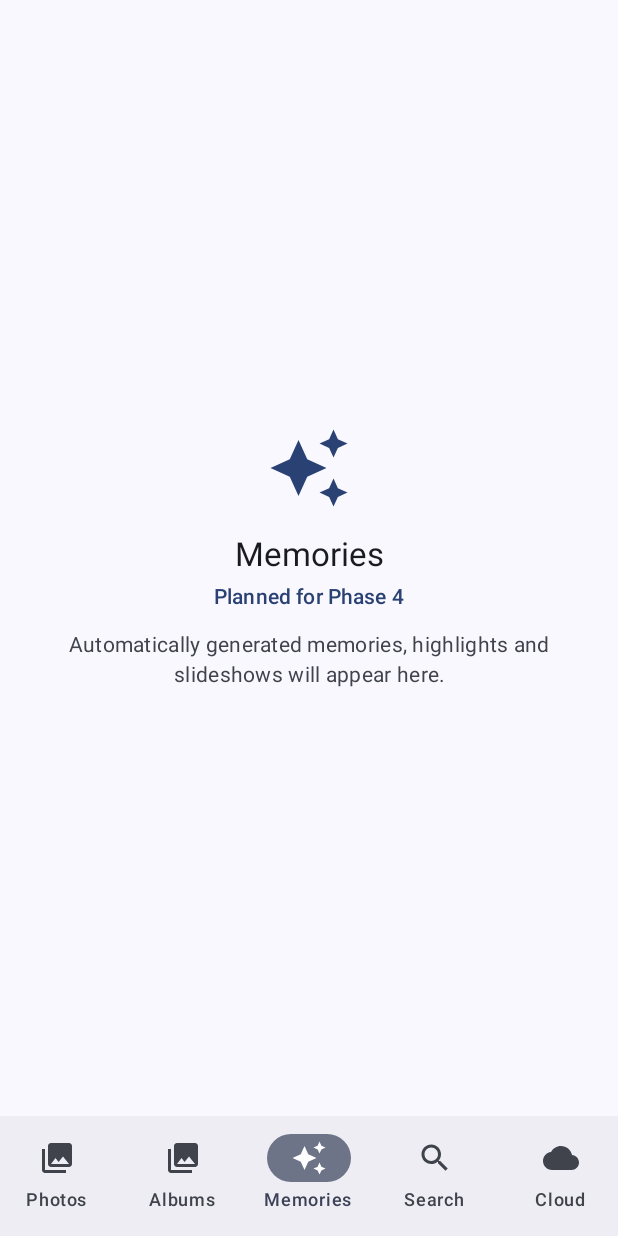
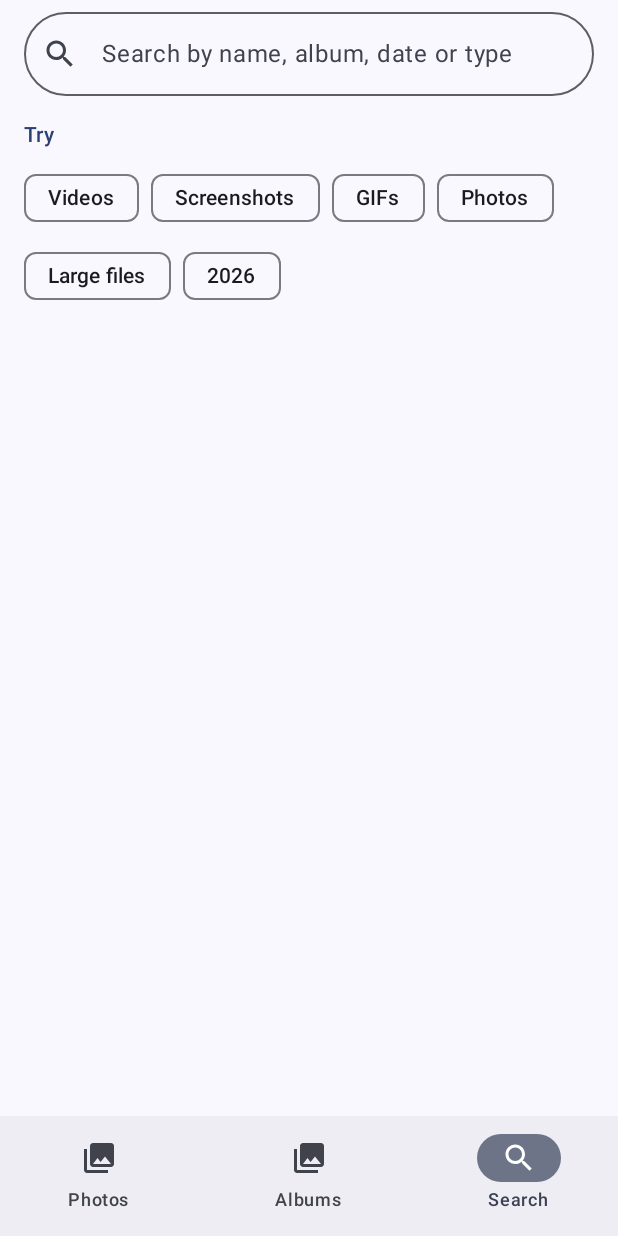
Before and after one commit to ahmedmunnamiu/Memories, an Android app built with Jetpack Compose: the screen it shows after launch (MainActivity), item 3 of the bottom bar chosen, on a phone screen of 412 x 824 dp. Run offline under Robolectric (Android 15) with nearby library versions, the phone set to English and light mode, and no system bars; our stand-ins replace Dagger/Hilt's generated code; libraries missing offline, so code that uses them is left out: coil.decode.

Commit message:
Add files via upload

```diff
--- a/app/src/main/java/com/ahmedmunna/memories/ui/MainScreen.kt
+++ b/app/src/main/java/com/ahmedmunna/memories/ui/MainScreen.kt
@@ -11,8 +11,6 @@ import androidx.compose.foundation.layout.WindowInsets
 import androidx.compose.foundation.layout.fillMaxSize
 import androidx.compose.foundation.layout.padding
 import androidx.compose.material.icons.Icons
-import androidx.compose.material.icons.filled.AutoAwesome
-import androidx.compose.material.icons.filled.Cloud
 import androidx.compose.material.icons.filled.Collections
 import androidx.compose.material.icons.filled.PhotoLibrary
 import androidx.compose.material.icons.filled.Search
@@ -32,7 +30,6 @@ import androidx.compose.ui.graphics.vector.ImageVector
 import androidx.lifecycle.compose.collectAsStateWithLifecycle
 import com.ahmedmunna.memories.ui.screens.AboutScreen
 import com.ahmedmunna.memories.ui.screens.AlbumsScreen
-import com.ahmedmunna.memories.ui.screens.ComingSoonScreen
 import com.ahmedmunna.memories.ui.screens.MediaBrowser
 import com.ahmedmunna.memories.ui.screens.PermissionScreen
 import com.ahmedmunna.memories.ui.screens.SettingsScreen
@@ -41,9 +38,7 @@ import com.ahmedmunna.memories.ui.screens.ViewerScreen
 private enum class Tab(val label: String, val icon: ImageVector) {
     PHOTOS("Photos", Icons.Filled.PhotoLibrary),
     ALBUMS("Albums", Icons.Filled.Collections),
-    MEMORIES("Memories", Icons.Filled.AutoAwesome),
     SEARCH("Search", Icons.Filled.Search),
-    CLOUD("Cloud", Icons.Filled.Cloud),
 }
 
 private enum class Overlay { SETTINGS, ABOUT }
@@ -131,21 +126,7 @@ fun MainScreen(vm: GalleryViewModel, onRequestPermission: () -> Unit) {
                         }
                     }
 
-                Tab.MEMORIES -> ComingSoonScreen(
-                    Tab.MEMORIES.icon, "Memories", "Planned for Phase 4",
-                    "Automatically generated memories, highlights and slideshows will appear here.",
-                    content,
-                )
-                Tab.SEARCH -> ComingSoonScreen(
-                    Tab.SEARCH.icon, "Search", "Planned for Phase 4",
-                    "Search by file name, date, album and on-device content will appear here.",
-                    content,
-                )
-                Tab.CLOUD -> ComingSoonScreen(
-                    Tab.CLOUD.icon, "Cloud", "Planned for Phase 2",
-                    "Sign-in, backup and sync need a Firebase project. Nothing is uploaded from this version.",
-                    content,
-                )
+                Tab.SEARCH -> SearchScreen(state, vm, content)
             }
         }
 
--- /dev/null
+++ b/app/src/main/java/com/ahmedmunna/memories/ui/SearchScreen.kt
@@ -0,0 +1,223 @@
+package com.ahmedmunna.memories.ui
+
+import androidx.compose.foundation.clickable
+import androidx.compose.foundation.layout.Arrangement
+import androidx.compose.foundation.layout.Box
+import androidx.compose.foundation.layout.Column
+import androidx.compose.foundation.layout.ExperimentalLayoutApi
+import androidx.compose.foundation.layout.FlowRow
+import androidx.compose.foundation.layout.Row
+import androidx.compose.foundation.layout.fillMaxSize
+import androidx.compose.foundation.layout.fillMaxWidth
+import androidx.compose.foundation.layout.padding
+import androidx.compose.foundation.layout.statusBarsPadding
+import androidx.compose.foundation.rememberScrollState
+import androidx.compose.foundation.shape.RoundedCornerShape
+import androidx.compose.foundation.text.KeyboardActions
+import androidx.compose.foundation.text.KeyboardOptions
+import androidx.compose.foundation.verticalScroll
+import androidx.compose.material.icons.Icons
+import androidx.compose.material.icons.filled.Close
+import androidx.compose.material.icons.filled.History
+import androidx.compose.material.icons.filled.Search
+import androidx.compose.material3.AssistChip
+import androidx.compose.material3.Icon
+import androidx.compose.material3.IconButton
+import androidx.compose.material3.MaterialTheme
+import androidx.compose.material3.OutlinedTextField
+import androidx.compose.material3.Text
+import androidx.compose.material3.TextButton
+import androidx.compose.runtime.Composable
+import androidx.compose.runtime.getValue
+import androidx.compose.runtime.mutableStateListOf
+import androidx.compose.runtime.mutableStateOf
+import androidx.compose.runtime.remember
+import androidx.compose.runtime.saveable.listSaver
+import androidx.compose.runtime.saveable.rememberSaveable
+import androidx.compose.runtime.setValue
+import androidx.compose.runtime.snapshots.SnapshotStateList
+import androidx.compose.runtime.toMutableStateList
+import androidx.compose.ui.Alignment
+import androidx.compose.ui.Modifier
+import androidx.compose.ui.platform.LocalFocusManager
+import androidx.compose.ui.text.input.ImeAction
+import androidx.compose.ui.unit.dp
+import com.ahmedmunna.memories.data.GridEntry
+import com.ahmedmunna.memories.data.MediaItem
+import com.ahmedmunna.memories.ui.components.MediaGrid
+import java.time.Instant
+import java.time.LocalDate
+import java.time.Month
+import java.time.ZoneId
+import java.time.format.TextStyle
+import java.util.Locale
+
+/**
+ * Search over the device library by file name, album name, year, month and type
+ * (video, photo, screenshot, GIF, RAW, large). Every word you type must match something,
+ * so "screenshot 2025" or "camera march" both narrow the results.
+ *
+ * Not included: searching by what is in a photo or by people's faces. That needs an
+ * on-device recognition model, which this version does not have.
+ */
+@OptIn(ExperimentalLayoutApi::class)
+@Composable
+fun SearchScreen(state: GalleryUiState, vm: GalleryViewModel, modifier: Modifier = Modifier) {
+    var query by rememberSaveable { mutableStateOf("") }
+    val recents = rememberSaveable(
+        saver = listSaver<SnapshotStateList<String>, String>(
+            save = { it.toList() },
+            restore = { it.toMutableStateList() },
+        ),
+    ) { mutableStateListOf<String>() }
+    val focus = LocalFocusManager.current
+
+    val results = remember(state.all, query) {
+        if (query.isBlank()) emptyList() else MediaSearch.search(state.all, query)
+    }
+
+    fun saveRecent(q: String) {
+        val t = q.trim()
+        if (t.isEmpty()) return
+        recents.remove(t)
+        recents.add(0, t)
+        while (recents.size > 8) recents.removeAt(recents.lastIndex)
+    }
+
+    Column(modifier.fillMaxSize().statusBarsPadding()) {
+        OutlinedTextField(
+            value = query,
+            onValueChange = { query = it },
+            singleLine = true,
+            placeholder = { Text("Search by name, album, date or type") },
+            leadingIcon = { Icon(Icons.Filled.Search, null) },
+            trailingIcon = {
+                if (query.isNotEmpty()) {
+                    IconButton(onClick = { query = "" }) { Icon(Icons.Filled.Close, "Clear") }
+                }
+            },
+            shape = RoundedCornerShape(28.dp),
+            keyboardOptions = KeyboardOptions(imeAction = ImeAction.Search),
+            keyboardActions = KeyboardActions(onSearch = { saveRecent(query); focus.clearFocus() }),
+            modifier = Modifier.fillMaxWidth().padding(horizontal = 16.dp, vertical = 8.dp),
+        )
+
+        when {
+            state.permissionGranted == false -> CenterText("Allow access to your photos (Photos tab) to search them.")
+
+            query.isBlank() -> Column(
+                Modifier.fillMaxSize().verticalScroll(rememberScrollState()).padding(horizontal = 16.dp),
+            ) {
+                SectionLabel("Try")
+                val year = LocalDate.now().year.toString()
+                val albumNames = remember(state.albums) {
+                    state.albums.sortedByDescending { it.count }.take(6).map { it.name }
+                }
+                val suggestions = listOf("Videos", "Screenshots", "GIFs", "Photos", "Large files" to "large", year)
+                FlowRow(horizontalArrangement = Arrangement.spacedBy(8.dp), verticalArrangement = Arrangement.spacedBy(4.dp)) {
+                    suggestions.forEach { s ->
+                        val (label, term) = if (s is Pair<*, *>) (s.first as String) to (s.second as String) else (s as String) to (s as String)
+                        AssistChip(onClick = { query = term }, label = { Text(label) })
+                    }
+                    albumNames.forEach { name ->
+                        AssistChip(onClick = { query = name }, label = { Text(name) })
+                    }
+                }
+
+                if (recents.isNotEmpty()) {
+                    Row(Modifier.fillMaxWidth().padding(top = 20.dp), verticalAlignment = Alignment.CenterVertically) {
+                        Text(
+                            "Recent searches",
+                            style = MaterialTheme.typography.titleSmall,
+                            color = MaterialTheme.colorScheme.primary,
+                            modifier = Modifier.weight(1f),
+                        )
+                        TextButton(onClick = { recents.clear() }) { Text("Clear") }
+                    }
+                    recents.forEach { r ->
+                        Row(
+                            Modifier.fillMaxWidth().clickable { query = r }.padding(vertical = 12.dp),
+                            verticalAlignment = Alignment.CenterVertically,
+                        ) {
+                            Icon(Icons.Filled.History, null, tint = MaterialTheme.colorScheme.onSurfaceVariant)
+                            Text(r, modifier = Modifier.padding(start = 16.dp))
+                        }
+                    }
+                }
+            }
+
+            results.isEmpty() -> CenterText("No results for “${query.trim()}”.")
+
+            else -> {
+                Text(
+                    "${results.size} result${if (results.size == 1) "" else "s"}",
+                    style = MaterialTheme.typography.labelLarge,
+                    color = MaterialTheme.colorScheme.onSurfaceVariant,
+                    modifier = Modifier.padding(horizontal = 16.dp, vertical = 4.dp),
+                )
+                val entries = remember(results) { results.map { GridEntry.Media(it) } }
+                val open: (MediaItem) -> Unit = { item ->
+                    saveRecent(query)
+                    vm.openViewer(results, results.indexOfFirst { it.id == item.id }.coerceAtLeast(0))
+                }
+                MediaGrid(
+                    entries = entries,
+                    columns = state.settings.columns,
+                    selection = emptySet(),
+                    onColumnsChange = vm::setColumns,
+                    onClick = open,
+                    onLongClick = open,
+                    modifier = Modifier.fillMaxSize(),
+                )
+            }
+        }
+    }
+}
+
+@Composable
+private fun SectionLabel(text: String) {
+    Text(
+        text,
+        style = MaterialTheme.typography.titleSmall,
+        color = MaterialTheme.colorScheme.primary,
+        modifier = Modifier.padding(top = 8.dp, bottom = 8.dp),
+    )
+}
+
+@Composable
+private fun CenterText(text: String) {
+    Box(Modifier.fillMaxSize().padding(32.dp), Alignment.Center) {
+        Text(text, color = MaterialTheme.colorScheme.onSurfaceVariant)
+    }
+}
+
+private object MediaSearch {
+    private val zone = ZoneId.systemDefault()
+    private val monthNames = Month.values().map { it.getDisplayName(TextStyle.FULL, Locale.ENGLISH).lowercase() }
+
+    fun search(items: List<MediaItem>, query: String): List<MediaItem> {
+        val tokens = query.lowercase().split(' ', ',').filter { it.isNotBlank() }
+        if (tokens.isEmpty()) return emptyList()
+        return items
+            .filter { item ->
+                val date = Instant.ofEpochMilli(item.takenMs).atZone(zone)
+                tokens.all { t -> matches(item, date.year, date.monthValue, t) }
+            }
+            .sortedByDescending { it.takenMs }
+    }
+
+    private fun matches(item: MediaItem, year: Int, month: Int, t: String): Boolean {
+        if (item.name.contains(t, ignoreCase = true) || item.bucketName.contains(t, ignoreCase = true)) return true
+        if (t.length == 4 && t.toIntOrNull() == year) return true
+        if (t.length >= 3 && monthNames[month - 1].startsWith(t)) return true
+        return when (t) {
+            "video", "videos" -> item.isVideo
+            "photo", "photos", "image", "images", "picture", "pictures" -> !item.isVideo
+            "screenshot", "screenshots" -> item.isScreenshot
+            "gif", "gifs" -> item.isGif
+            "raw" -> item.isRaw
+            "large", "big" -> item.sizeBytes >= 10L * 1024 * 1024
+            else -> false
+        }
+    }
+}
```
